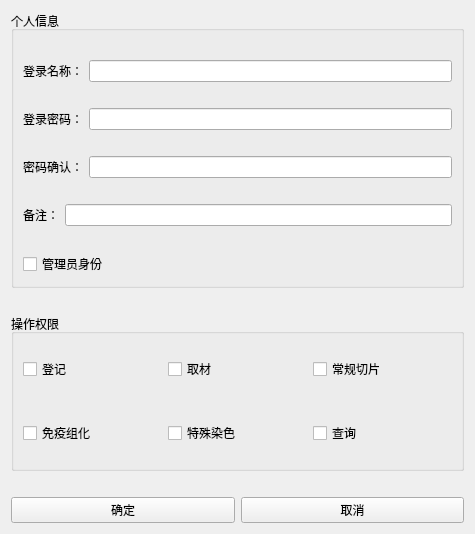
Qt form tabsystemset/otherwidget/userwidget.ui (YYC572652645/PatholoSystem) before a commit.
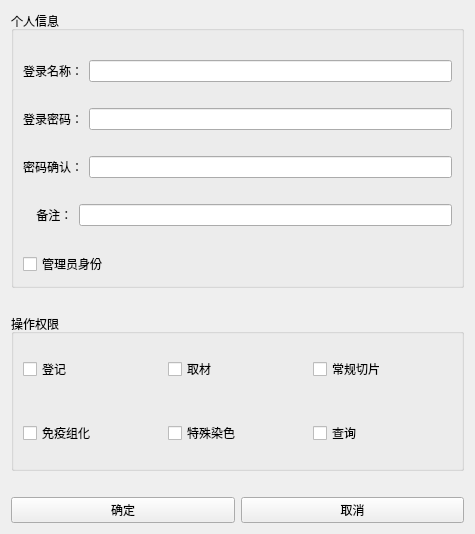
The same form after that commit.

Patch:
```diff
--- a/tabsystemset/otherwidget/userwidget.ui
+++ b/tabsystemset/otherwidget/userwidget.ui
@@ -137,7 +137,7 @@
               <item>
                <widget class="QLabel" name="label_5">
                 <property name="text">
-                 <string>备注：</string>
+                 <string>    备注：</string>
                 </property>
                </widget>
               </item>
```
Left out of the diff: 12 changed lines with no effect on the pictures.
